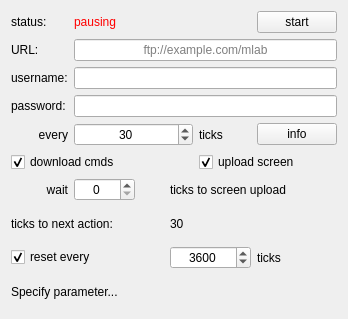
Above: networkwindow.ui from bchjoerni/mlab before the change. Below: the same form after it.
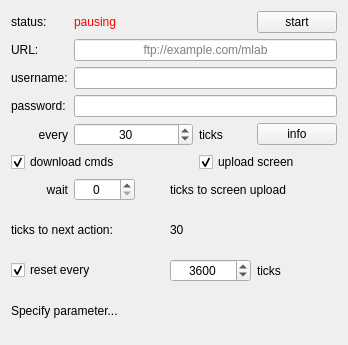
That is the form after the change.

Commit message: ugfix in multiplegraphs, warning added if windows are added at running program

What changed in the file:
```diff
--- a/networkwindow.ui
+++ b/networkwindow.ui
@@ -7,7 +7,7 @@
     <x>0</x>
     <y>0</y>
     <width>348</width>
-    <height>319</height>
+    <height>345</height>
    </rect>
   </property>
   <property name="windowTitle">
```
Left out of the diff: 12 changed lines with no effect on the pictures. The commit also changes 4 other files.
